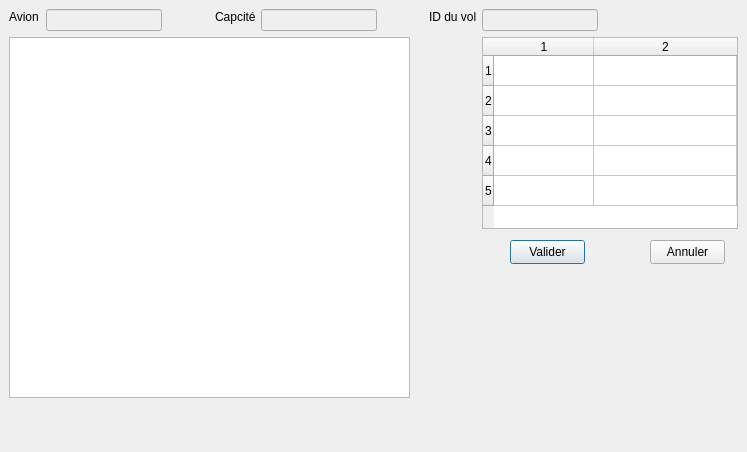
Above: ReservationVols_2/listsiege.ui from MahelNN/Flights-reservation-app- before the change. Below: the same form after it.
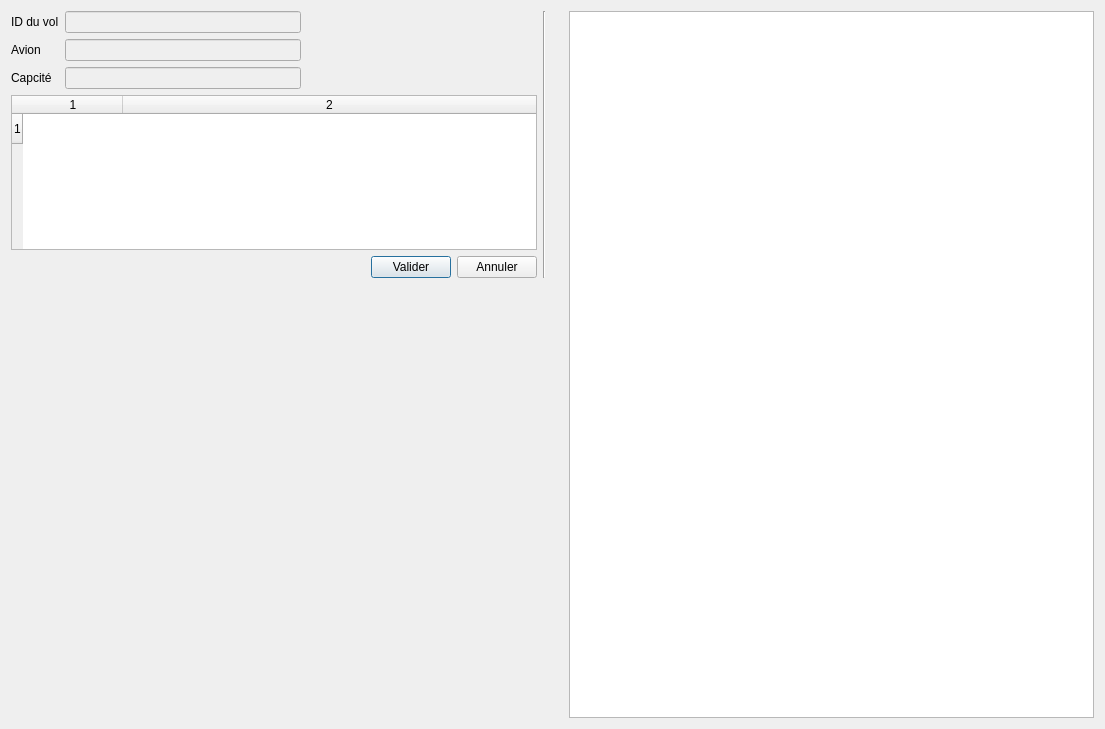
That is the form after the change.

Diff of the .ui file:
```diff
--- a/ReservationVols_2/listsiege.ui
+++ b/ReservationVols_2/listsiege.ui
@@ -6,118 +6,152 @@
    <rect>
     <x>0</x>
     <y>0</y>
-    <width>747</width>
-    <height>452</height>
+    <width>1105</width>
+    <height>729</height>
    </rect>
   </property>
   <property name="windowTitle">
    <string>Dialog</string>
   </property>
+  <layout class="QGridLayout" name="gridLayout_2">
+   <item row="0" column="0">
+    <layout class="QGridLayout" name="gridLayout">
+     <item row="1" column="0">
   <widget class="QLabel" name="label_2">
-   <property name="geometry">
-    <rect>
-     <x>9</x>
-     <y>9</y>
-     <width>31</width>
-     <height>16</height>
-    </rect>
-   </property>
    <property name="text">
     <string>Avion</string>
    </property>
-  </widget>
+       <property name="alignment">
+        <set>Qt::AlignLeading|Qt::AlignLeft|Qt::AlignVCenter</set>
+       </property>
+      </widget>
+     </item>
+     <item row="2" column="1">
+      <widget class="QLineEdit" name="leCapaciteAvion">
+       <property name="enabled">
+        <bool>false</bool>
+       </property>
+       <property name="alignment">
+        <set>Qt::AlignCenter</set>
+       </property>
+      </widget>
+     </item>
+     <item row="1" column="1">
   <widget class="QLineEdit" name="leAvion">
    <property name="enabled">
     <bool>false</bool>
    </property>
-   <property name="geometry">
-    <rect>
-     <x>46</x>
-     <y>9</y>
-     <width>116</width>
-     <height>22</height>
-    </rect>
-   </property>
-  </widget>
+       <property name="alignment">
+        <set>Qt::AlignCenter</set>
+       </property>
+      </widget>
+     </item>
+     <item row="0" column="1">
+      <widget class="QLineEdit" name="leIDduVol">
+       <property name="enabled">
+        <bool>false</bool>
+       </property>
+       <property name="alignment">
+        <set>Qt::AlignCenter</set>
+       </property>
+      </widget>
+     </item>
+     <item row="2" column="0">
   <widget class="QLabel" name="label">
-   <property name="geometry">
-    <rect>
-     <x>215</x>
-     <y>9</y>
-     <width>40</width>
-     <height>16</height>
-    </rect>
-   </property>
    <property name="text">
     <string>Capcité</string>
    </property>
-  </widget>
-  <widget class="QLineEdit" name="leCapaciteAvion">
-   <property name="enabled">
-    <bool>false</bool>
-   </property>
-   <property name="geometry">
-    <rect>
-     <x>261</x>
-     <y>9</y>
-     <width>116</width>
-     <height>22</height>
-    </rect>
-   </property>
-  </widget>
+       <property name="alignment">
+        <set>Qt::AlignLeading|Qt::AlignLeft|Qt::AlignVCenter</set>
+       </property>
+      </widget>
+     </item>
+     <item row="0" column="0">
   <widget class="QLabel" name="label_3">
-   <property name="geometry">
-    <rect>
-     <x>429</x>
-     <y>9</y>
-     <width>47</width>
-     <height>16</height>
-    </rect>
-   </property>
    <property name="text">
     <string>ID du vol</string>
    </property>
-  </widget>
-  <widget class="QLineEdit" name="leIDduVol">
-   <property name="enabled">
-    <bool>false</bool>
-   </property>
-   <property name="geometry">
-    <rect>
-     <x>482</x>
-     <y>9</y>
-     <width>116</width>
-     <height>22</height>
-    </rect>
-   </property>
-  </widget>
+       <property name="alignment">
+        <set>Qt::AlignLeading|Qt::AlignLeft|Qt::AlignVCenter</set>
+       </property>
+      </widget>
+     </item>
+     <item row="0" column="2" rowspan="3">
+      <spacer name="horizontalSpacer_2">
+       <property name="orientation">
+        <enum>Qt::Horizontal</enum>
+       </property>
+       <property name="sizeHint" stdset="0">
+        <size>
+         <width>40</width>
+         <height>20</height>
+        </size>
+       </property>
+      </spacer>
+     </item>
+    </layout>
+   </item>
+   <item row="0" column="2" rowspan="3">
+    <layout class="QVBoxLayout" name="verticalLayout_2">
+     <item>
   <widget class="QGraphicsView" name="graphicsView">
-   <property name="geometry">
-    <rect>
-     <x>9</x>
-     <y>37</y>
-     <width>401</width>
-     <height>361</height>
-    </rect>
-   </property>
-  </widget>
+       <property name="sizePolicy">
+        <sizepolicy hsizetype="Expanding" vsizetype="Expanding">
+         <horstretch>0</horstretch>
+         <verstretch>0</verstretch>
+        </sizepolicy>
+       </property>
+      </widget>
+     </item>
+    </layout>
+   </item>
+   <item row="0" column="1" rowspan="2">
+    <widget class="Line" name="line">
+     <property name="orientation">
+      <enum>Qt::Vertical</enum>
+     </property>
+    </widget>
+   </item>
+   <item row="2" column="1">
+    <spacer name="verticalSpacer">
+     <property name="orientation">
+      <enum>Qt::Vertical</enum>
+     </property>
+     <property name="sizeType">
+      <enum>QSizePolicy::Fixed</enum>
+     </property>
+     <property name="sizeHint" stdset="0">
+      <size>
+       <width>20</width>
+       <height>440</height>
+      </size>
+     </property>
+    </spacer>
+   </item>
+   <item row="1" column="0" rowspan="2">
+    <layout class="QVBoxLayout" name="verticalLayout">
+     <item>
   <widget class="QTableWidget" name="tw">
    <property name="enabled">
     <bool>true</bool>
    </property>
-   <property name="geometry">
-    <rect>
-     <x>482</x>
-     <y>37</y>
-     <width>256</width>
-     <height>192</height>
-    </rect>
+       <property name="sizePolicy">
+        <sizepolicy hsizetype="Expanding" vsizetype="Expanding">
+         <horstretch>0</horstretch>
+         <verstretch>0</verstretch>
+        </sizepolicy>
    </property>
    <property name="autoScrollMargin">
     <number>16</number>
    </property>
+       <property name="showGrid">
+        <bool>false</bool>
+       </property>
+       <property name="gridStyle">
+        <enum>Qt::NoPen</enum>
+       </property>
    <property name="rowCount">
-    <number>5</number>
+        <number>1</number>
    </property>
    <property name="columnCount">
     <number>2</number>
@@ -129,39 +163,76 @@
     <bool>true</bool>
    </attribute>
    <row/>
-   <row/>
-   <row/>
-   <row/>
-   <row/>
    <column/>
    <column/>
-  </widget>
+       <item row="0" column="0">
+        <property name="text">
+         <string/>
+        </property>
+        <property name="textAlignment">
+         <set>AlignCenter</set>
+        </property>
+       </item>
+       <item row="0" column="1">
+        <property name="text">
+         <string/>
+        </property>
+        <property name="textAlignment">
+         <set>AlignCenter</set>
+        </property>
+       </item>
+      </widget>
+     </item>
+     <item>
+      <layout class="QHBoxLayout" name="horizontalLayout">
+       <item>
+        <spacer name="horizontalSpacer">
+         <property name="orientation">
+          <enum>Qt::Horizontal</enum>
+         </property>
+         <property name="sizeHint" stdset="0">
+          <size>
+           <width>40</width>
+           <height>20</height>
+          </size>
+         </property>
+        </spacer>
+       </item>
+       <item>
   <widget class="QPushButton" name="pbValiderSige">
-   <property name="geometry">
-    <rect>
-     <x>510</x>
-     <y>240</y>
-     <width>75</width>
-     <height>24</height>
-    </rect>
-   </property>
    <property name="text">
     <string>Valider</string>
    </property>
   </widget>
+       </item>
+       <item>
   <widget class="QPushButton" name="pbAnnuler">
-   <property name="geometry">
-    <rect>
-     <x>650</x>
-     <y>240</y>
-     <width>75</width>
-     <height>24</height>
-    </rect>
-   </property>
    <property name="text">
     <string>Annuler</string>
    </property>
   </widget>
+       </item>
+      </layout>
+     </item>
+     <item>
+      <spacer name="verticalSpacer_3">
+       <property name="orientation">
+        <enum>Qt::Vertical</enum>
+       </property>
+       <property name="sizeType">
+        <enum>QSizePolicy::Fixed</enum>
+       </property>
+       <property name="sizeHint" stdset="0">
+        <size>
+         <width>20</width>
+         <height>440</height>
+        </size>
+       </property>
+      </spacer>
+     </item>
+    </layout>
+   </item>
+  </layout>
  </widget>
  <resources/>
  <connections/>
```
Lines whose indentation alone changed are shown as unchanged.
